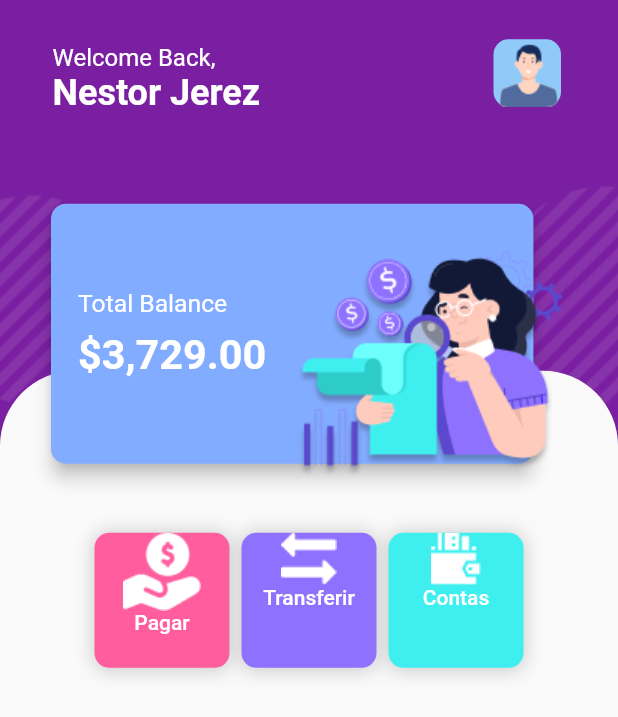
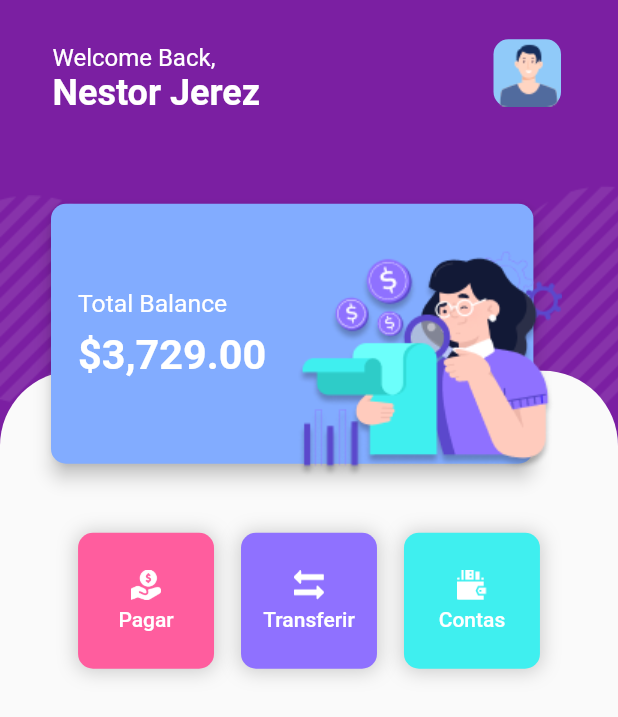
Before and after one commit to derek-alves/Bank-Wallet-Flutter, a Flutter app: the screen it shows after launch, on a phone screen of 412 x 824 dp. Shown: the top 717 px of the screen. Run offline on Flutter 3.47's test engine with Material 2 defaults, Android fonts, the phone set to English and light mode, and no system bars.

Commit message:
fix button responsivity

```diff
--- a/lib/components/ButtonBig.dart
+++ b/lib/components/ButtonBig.dart
@@ -11,13 +11,18 @@ class ButtonBig extends StatelessWidget {
   Widget build(BuildContext context) {
     // ButtonBig({this.icon, this.title});
     return Container(
-      width: 90,
-      height: 90,
+      width: MediaQuery.of(context).size.width * 0.22,
+      height: MediaQuery.of(context).size.width * 0.22,
+      margin: EdgeInsets.only(left: 5, right: 5),
       child: FlatButton(
         onPressed: () {},
         child: Column(
+          mainAxisAlignment: MainAxisAlignment.center,
           children: [
             Container(
+              width: MediaQuery.of(context).size.width * 0.05,
+              height: MediaQuery.of(context).size.width * 0.05,
+              margin: EdgeInsets.only(bottom: 5),
               child: Image.asset(imagePath),
             ),
             Text(
```
